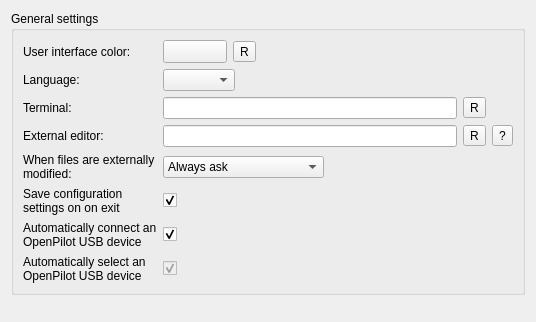
This is ground/openpilotgcs/src/plugins/coreplugin/generalsettings.ui in openpilot/OpenPilot as Qt 5 draws it before an edit. The edited form follows.
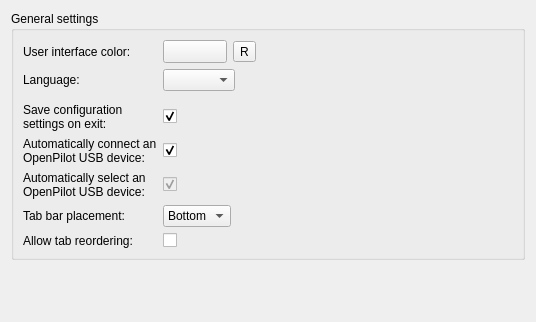
This is the edited form. Icons and pictures are not drawn. Custom widgets are drawn as their Qt base class.

Commit message: Change to normal tabwidget for workspace panel, allow placement of tab panel on top or bottom and allow reordering of tabs through drag n drop, allow changes to number of workspaces to take effect immediately, merge uavgadgetmanager with uavgadgetmode.

The edit to the form file:
```diff
--- a/ground/openpilotgcs/src/plugins/coreplugin/generalsettings.ui
+++ b/ground/openpilotgcs/src/plugins/coreplugin/generalsettings.ui
@@ -17,33 +17,6 @@
       <string>General settings</string>
      </property>
      <layout class="QGridLayout" name="gridLayout">
-      <item row="2" column="0">
-       <widget class="QLabel" name="terminalLabel">
-        <property name="text">
-         <string>Terminal:</string>
-        </property>
-       </widget>
-      </item>
-      <item row="8" column="0">
-       <widget class="QLabel" name="label">
-        <property name="text">
-         <string>External editor:</string>
-        </property>
-       </widget>
-      </item>
-      <item row="10" column="0">
-       <widget class="QLabel" name="label_2">
-        <property name="text">
-         <string>When files are externally modified:</string>
-        </property>
-        <property name="wordWrap">
-         <bool>true</bool>
-        </property>
-       </widget>
-      </item>
-      <item row="2" column="1">
-       <widget class="QLineEdit" name="terminalEdit"/>
-      </item>
       <item row="0" column="0">
        <widget class="QLabel" name="colorLabel">
         <property name="text">
@@ -51,44 +24,6 @@
         </property>
        </widget>
       </item>
-      <item row="2" column="2">
-       <widget class="QToolButton" name="resetTerminalButton">
-        <property name="toolTip">
-         <string>Reset to default</string>
-        </property>
-        <property name="text">
-         <string>R</string>
-        </property>
-        <property name="icon">
-         <iconset resource="core.qrc">
-          <normaloff>:/core/images/reset.png</normaloff>:/core/images/reset.png</iconset>
-        </property>
-       </widget>
-      </item>
-      <item row="8" column="1">
-       <widget class="QLineEdit" name="externalEditorEdit"/>
-      </item>
-      <item row="8" column="2">
-       <widget class="QToolButton" name="resetEditorButton">
-        <property name="toolTip">
-         <string>Reset to default</string>
-        </property>
-        <property name="text">
-         <string>R</string>
-        </property>
-        <property name="icon">
-         <iconset resource="core.qrc">
-          <normaloff>:/core/images/reset.png</normaloff>:/core/images/reset.png</iconset>
-        </property>
-       </widget>
-      </item>
-      <item row="8" column="3">
-       <widget class="QToolButton" name="helpExternalEditorButton">
-        <property name="text">
-         <string>?</string>
-        </property>
-       </widget>
-      </item>
       <item row="0" column="1">
        <widget class="QWidget" name="widget" native="true">
         <layout class="QGridLayout" name="gridLayout_2">
@@ -144,53 +79,12 @@
         </layout>
        </widget>
       </item>
-      <item row="10" column="1">
+      <item row="8" column="1">
        <widget class="QWidget" name="widget_2" native="true">
         <layout class="QGridLayout" name="gridLayout_3">
          <property name="margin">
           <number>0</number>
          </property>
-         <item row="0" column="0">
-          <widget class="QComboBox" name="reloadBehavior">
-           <property name="sizePolicy">
-            <sizepolicy hsizetype="Preferred" vsizetype="Fixed">
-             <horstretch>0</horstretch>
-             <verstretch>0</verstretch>
-            </sizepolicy>
-           </property>
-           <property name="currentIndex">
-            <number>0</number>
-           </property>
-           <item>
-            <property name="text">
-             <string>Always ask</string>
-            </property>
-           </item>
-           <item>
-            <property name="text">
-             <string>Reload all modified files</string>
-            </property>
-           </item>
-           <item>
-            <property name="text">
-             <string>Ignore modifications</string>
-            </property>
-           </item>
-          </widget>
-         </item>
-         <item row="0" column="1">
-          <spacer name="horizontalSpacer_2">
-           <property name="orientation">
-            <enum>Qt::Horizontal</enum>
-           </property>
-           <property name="sizeHint" stdset="0">
-            <size>
-             <width>132</width>
-             <height>20</height>
-            </size>
-           </property>
-          </spacer>
-         </item>
         </layout>
        </widget>
       </item>
@@ -221,7 +115,7 @@
         </item>
        </layout>
       </item>
-      <item row="11" column="1">
+      <item row="9" column="1">
        <widget class="QCheckBox" name="checkBoxSaveOnExit">
         <property name="text">
          <string/>
@@ -231,27 +125,27 @@
         </property>
        </widget>
       </item>
-      <item row="11" column="0">
+      <item row="9" column="0">
        <widget class="QLabel" name="label_4">
         <property name="text">
-         <string>Save configuration settings on on exit</string>
+         <string>Save configuration settings on exit:</string>
         </property>
         <property name="wordWrap">
          <bool>true</bool>
         </property>
        </widget>
       </item>
-      <item row="12" column="0">
+      <item row="10" column="0">
        <widget class="QLabel" name="label_5">
         <property name="text">
-         <string>Automatically connect an OpenPilot USB device</string>
+         <string>Automatically connect an OpenPilot USB device:</string>
         </property>
         <property name="wordWrap">
          <bool>true</bool>
         </property>
        </widget>
       </item>
-      <item row="12" column="1">
+      <item row="10" column="1">
        <widget class="QCheckBox" name="checkAutoConnect">
         <property name="text">
          <string/>
@@ -261,17 +155,17 @@
         </property>
        </widget>
       </item>
-      <item row="13" column="0">
+      <item row="11" column="0">
        <widget class="QLabel" name="label_6">
         <property name="text">
-         <string>Automatically select an OpenPilot USB device</string>
+         <string>Automatically select an OpenPilot USB device:</string>
         </property>
         <property name="wordWrap">
          <bool>true</bool>
         </property>
        </widget>
       </item>
-      <item row="13" column="1">
+      <item row="11" column="1">
        <widget class="QCheckBox" name="checkAutoSelect">
         <property name="enabled">
          <bool>false</bool>
@@ -284,6 +178,61 @@
         </property>
        </widget>
       </item>
+      <item row="12" column="0">
+       <widget class="QLabel" name="label">
+        <property name="text">
+         <string>Tab bar placement:</string>
+        </property>
+       </widget>
+      </item>
+      <item row="13" column="0">
+       <widget class="QLabel" name="label_2">
+        <property name="text">
+         <string>Allow tab reordering:</string>
+        </property>
+       </widget>
+      </item>
+      <item row="13" column="1">
+       <widget class="QCheckBox" name="checkBoxAllowTabMovement">
+        <property name="text">
+         <string/>
+        </property>
+       </widget>
+      </item>
+      <item row="12" column="1">
+       <layout class="QHBoxLayout" name="horizontalLayout_2">
+        <item>
+         <widget class="QComboBox" name="comboBoxTabBarPlacement">
+          <property name="currentIndex">
+           <number>1</number>
+          </property>
+          <item>
+           <property name="text">
+            <string>Top</string>
+           </property>
+          </item>
+          <item>
+           <property name="text">
+            <string>Bottom</string>
+           </property>
+          </item>
+         </widget>
+        </item>
+        <item>
+         <spacer name="horizontalSpacer_2">
+          <property name="orientation">
+           <enum>Qt::Horizontal</enum>
+          </property>
+          <property name="sizeHint" stdset="0">
+           <size>
+            <width>40</width>
+            <height>20</height>
+           </size>
+          </property>
+         </spacer>
+        </item>
+       </layout>
+      </item>
      </layout>
     </widget>
    </item>
```
The commit also changes 24 other files.
